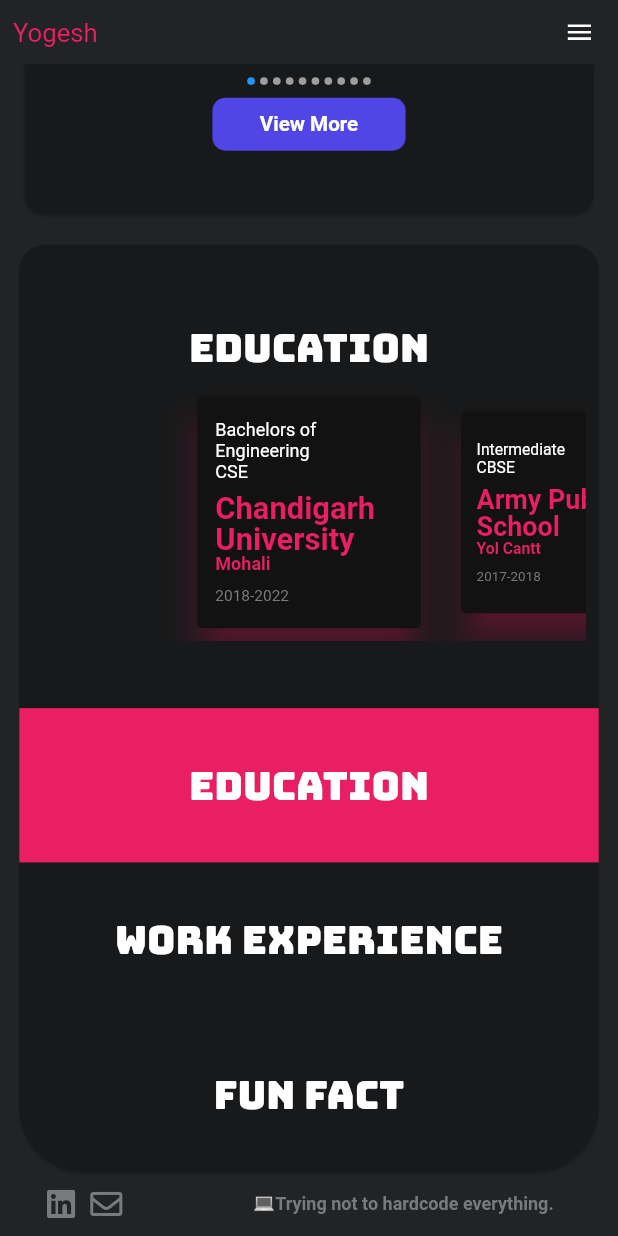
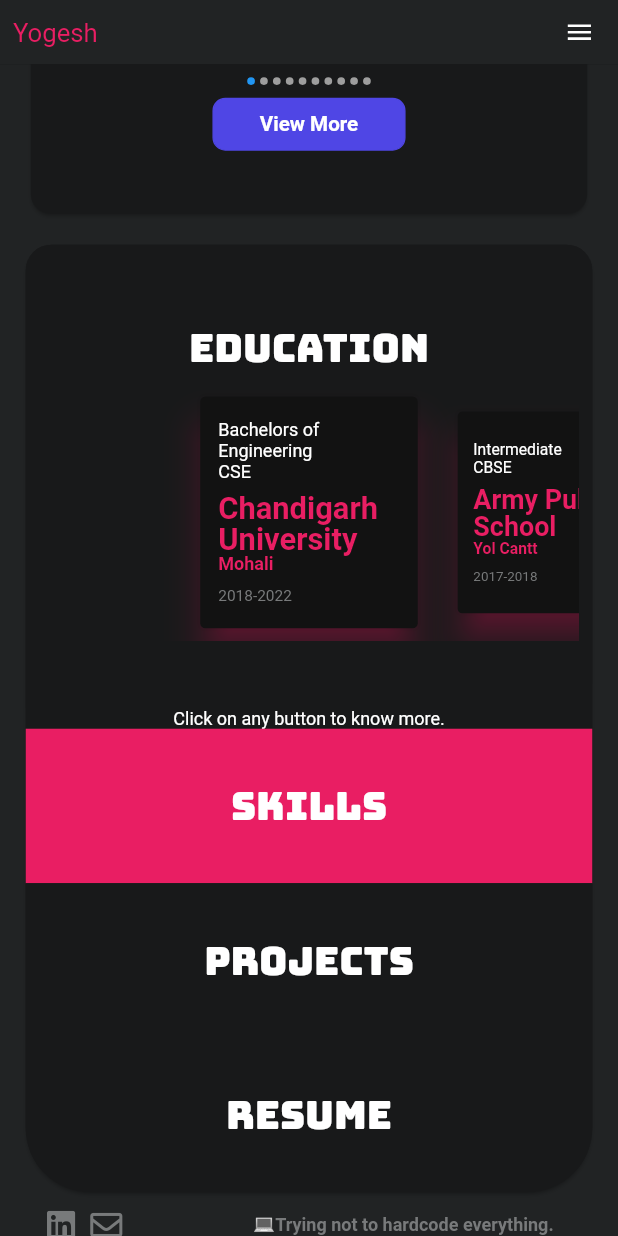
Before and after one commit to Yogeshk4124/yogeshk4124.github.io, a Flutter app: the PageOutlook screen opened directly, scrolled down 2605 dp, on a phone screen of 412 x 824 dp. Run offline on Flutter 3.47's test engine with Material 2 defaults, Android fonts, the phone set to English and light mode, and no system bars; drawn by our look-alikes of carousel_slider, flutter_image_slideshow; our stand-ins replace animated_text_kit, fl_chart, font_awesome_flutter, google_fonts, responsive_framework, webview_flutter; missing offline and left inert: syncfusion_flutter_pdfviewer, universal_html; network calls fail; Roboto replaces fonts that are missing (EmojiOne).

Commit message:
CustomRadioItem code clean up
Navbar Items and Tab item created and remove some unnecessary imports and code

```diff
--- /dev/null
+++ b/lib/Components/InfoSection/CustomTab.dart
@@ -0,0 +1,119 @@
+import 'package:flutter/material.dart';
+import 'package:google_fonts/google_fonts.dart';
+import 'package:portfolio/Utility/Constants.dart';
+import 'package:portfolio/Utility/keys.dart';
+
+class CustomTabButtons extends StatefulWidget {
+  @override
+  createState() {
+    return new CustomTabButtonsState();
+  }
+}
+
+class CustomTabButtonsState extends State<CustomTabButtons> {
+  List<RadioTab> sampleData = [];
+
+  @override
+  void initState() {
+    super.initState();
+    sampleData.add(new RadioTab(
+      true,
+      false,
+      'Skills',
+    ));
+    sampleData.add(new RadioTab(
+      false,
+      false,
+      'Projects',
+    ));
+    sampleData.add(new RadioTab(
+      false,
+      false,
+      'Resume',
+    ));
+  }
+
+  @override
+  Widget build(BuildContext context) {
+    return Column(
+      children: [
+        Visibility(
+          visible: MediaQuery.of(context).size.width < 860,
+          child: Container(
+            child: Text(
+              'Click on any button to know more.',
+              style: TextStyle(color: kWhite),
+            ),
+          ),
+        ),
+        for (int index = 0; index < sampleData.length.toInt(); index++)
+          InkWell(
+            onTap: () {
+              setState(() {
+                sampleData.forEach((element) => element.isSelected = false);
+                sampleData[index].isSelected = true;
+              });
+              infoPanelKey.currentState!.changeOption(index + 1);
+            },
+            onHover: (c) {
+              setState(() {
+                if (c && sampleData[index].isSelected != true) {
+                  sampleData[index].isHover = true;
+                } else {
+                  sampleData[index].isHover = false;
+                }
+              });
+            },
+            child: RadioTabItem(sampleData[index], index),
+          ),
+      ],
+    );
+  }
+}
+
+class RadioTabItem extends StatelessWidget {
+  final RadioTab _item;
+  final int index;
+  RadioTabItem(this._item, this.index);
+  @override
+  Widget build(BuildContext context) {
+    return Container(
+      width: MediaQuery.of(context).size.width < 860 ? double.maxFinite : 400,
+      height: 120,
+      alignment: Alignment.center,
+      decoration: BoxDecoration(
+        color: _item.isSelected ? kPink : kCardBackground,
+        borderRadius: BorderRadius.only(
+          bottomLeft: index == 2 ? Radius.circular(50) : Radius.circular(0),
+          topLeft: MediaQuery.of(context).size.width > 960 && index == 0
+              ? Radius.circular(50)
+              : Radius.circular(0),
+          bottomRight: MediaQuery.of(context).size.width < 960 && index == 2
+              ? Radius.circular(50)
+              : Radius.circular(0),
+        ),
+      ),
+      child: Text(
+        _item.buttonText,
+        style: GoogleFonts.bungee(
+            color: _item.isSelected
+                ? kWhite
+                : _item.isHover
+                    ? kPink
+                    : kWhite,
+            fontSize: 30),
+      ),
+    );
+  }
+}
+
+class RadioTab {
+  bool isSelected, isHover;
+  final String buttonText;
+
+  RadioTab(
+    this.isSelected,
+    this.isHover,
+    this.buttonText,
+  );
+}
--- a/lib/Components/InfoSection/InfoTabItem.dart
+++ /dev/null
@@ -1,104 +0,0 @@
-import 'package:flutter/material.dart';
-import 'package:google_fonts/google_fonts.dart';
-import 'package:portfolio/Pages/SkillsPage.dart';
-
-import '../../Utility/Constants.dart';
-import '../../Utility/keys.dart';
-
-class InfoTabItem extends StatefulWidget {
-  final String text;
-  final int idx;
-  final bool selected;
-  const InfoTabItem({
-    Key? key,
-    required this.text,
-    required this.idx,
-    required this.selected,
-  }) : super(key: key);
-
-  @override
-  InfoTabItemState createState() => InfoTabItemState();
-}
-
-class InfoTabItemState extends State<InfoTabItem> {
-  Color bg = kCardBackground, fg = kWhite;
-
-  @override
-  void initState() {
-    // TODO: implement initState
-    if (widget.selected) setSelected(true);
-    super.initState();
-  }
-
-  setSelected(bool c) {
-    setState(() {
-      if (c) {
-        bg = Colors.pink;
-        fg = kWhite;
-      } else {
-        fg = kWhite;
-        bg = kCardBackground;
-      }
-    });
-  }
-
-  @override
-  Widget build(BuildContext context) {
-    bool LessWidthMQ(double x) {
-      return MediaQuery.of(context).size.width < x;
-    }
-
-    return InkWell(
-      onTap: () {
-        eventHub.fire('reset', widget.idx);
-        infoPanelKey.currentState!.changeOption(widget.idx);
-        if (widget.idx == 1)
-          k1.currentState!.setSelected(true);
-        else
-          k1.currentState!.setSelected(false);
-        if (widget.idx == 2)
-          k2.currentState!.setSelected(true);
-        else
-          k2.currentState!.setSelected(false);
-        if (widget.idx == 3)
-          k3.currentState!.setSelected(true);
-        else
-          k3.currentState!.setSelected(false);
-        // homeKey.currentState!.setState(() {
-        // homeKey.currentState!.changeOption(widget.idx);
-        // });
-      },
-      onHover: (inside) {
-        if (inside && bg == black) {
-          setSelected(true);
-        } else if (!widget.selected) {
-          // print('run');
-          setSelected(false);
-        }
-      },
-      child: Container(
-        width: LessWidthMQ(860) ? double.maxFinite : 400,
-        height: 120,
-        alignment: Alignment.center,
-        decoration: BoxDecoration(
-          color: bg,
-          borderRadius: BorderRadius.only(
-            bottomLeft:
-                widget.idx == 3 ? Radius.circular(50) : Radius.circular(0),
-            topLeft: MediaQuery.of(context).size.width > 960 && widget.idx == 1
-                ? Radius.circular(50)
-                : Radius.circular(0),
-            bottomRight:
-                MediaQuery.of(context).size.width < 960 && widget.idx == 3
-                    ? Radius.circular(50)
-                    : Radius.circular(0),
-          ),
-        ),
-        child: Text(
-          widget.text,
-          style: GoogleFonts.bungee(color: fg, fontSize: 30),
-        ),
-      ),
-    );
-  }
-}
--- a/lib/Components/NavBar.dart
+++ b/lib/Components/NavBar.dart
@@ -2,11 +2,8 @@ import 'package:animations/animations.dart';
 import 'package:flutter/cupertino.dart';
 import 'package:flutter/material.dart';
 import 'package:google_fonts/google_fonts.dart';
-import 'package:portfolio/Components/Buttons/RadioButton.dart';
-import 'package:portfolio/Models/project.dart';
-import 'package:portfolio/Pages/ProjectsPage.dart';
+import 'package:portfolio/Components/Buttons/CustomNavButtons.dart';
 import 'package:portfolio/Pages/SkillsPage.dart';
-import 'package:portfolio/Utility/Constants.dart';
 import 'package:portfolio/Utility/keys.dart';
 
 class NavBar extends StatefulWidget {
--- a/lib/Pages/AnimatedSkillDisplay.dart
+++ b/lib/Pages/AnimatedSkillDisplay.dart
@@ -2,7 +2,6 @@ import 'dart:async';
 import 'dart:math' as math;
 
 import 'package:flutter/material.dart';
-import 'package:flutter_page_transition/transition_effect.dart';
 import 'package:font_awesome_flutter/font_awesome_flutter.dart';
 import 'package:google_fonts/google_fonts.dart';
 import 'package:portfolio/Components/Buttons/PositionedInkWell.dart';
--- a/lib/Pages/MyHomePage.dart
+++ b/lib/Pages/MyHomePage.dart
@@ -8,13 +8,9 @@ import 'package:flutter_image_slideshow/flutter_image_slideshow.dart';
 import 'package:google_fonts/google_fonts.dart';
 import 'package:portfolio/Components/Buttons/CustomButton.dart';
 import 'package:portfolio/Components/Footer.dart';
+import 'package:portfolio/Components/InfoSection/CustomTab.dart';
 import 'package:portfolio/Components/InfoSection/InfoPanel.dart';
-import 'package:portfolio/Components/InfoSection/InfoTabItem.dart';
-import 'package:portfolio/Models/project.dart';
 import 'package:portfolio/Utility/Utility.dart';
-
-import './SkillsPage.dart';
-import '../Components/NavBar.dart';
 import '../Utility/Constants.dart';
 import '../Utility/keys.dart';
 
@@ -37,15 +33,6 @@ class MyHomePageState extends State<MyHomePage> {
     "I can fix your bug and hack your friend's Instagram but can't fix your coffee machine.",
   ];
   int option = 1;
-  @override
-  void initState() {
-    super.initState();
-    eventHub.on('reset', (idx) {
-      setState(() {
-        option = idx;
-      });
-    });
-  }
 
   @override
   Widget build(BuildContext context) {
@@ -54,28 +41,7 @@ class MyHomePageState extends State<MyHomePage> {
     }
 
     aim = [
-      Column(
-        children: [
-          InfoTabItem(
-            text: 'Education',
-            idx: 1,
-            selected: option == 1,
-            key: k1,
-          ),
-          InfoTabItem(
-            text: 'Work Experience',
-            idx: 2,
-            selected: option == 2,
-            key: k2,
-          ),
-          InfoTabItem(
-            text: 'Fun Fact',
-            idx: 3,
-            selected: option == 3,
-            key: k3,
-          ),
-        ],
-      ),
+      CustomTabButtons(),
       InfoPanel(key: infoPanelKey, opt: option),
     ];
     List<Widget> icons = [
@@ -234,7 +200,7 @@ class MyHomePageState extends State<MyHomePage> {
             Container(
               margin: EdgeInsets.symmetric(
                   horizontal:
-                      MediaQuery.of(context).size.width > 700 ? 40 : 15),
+                      MediaQuery.of(context).size.width > 860 ? 15 : 20),
               child: GridView.builder(
                   primary: false,
                   scrollDirection: Axis.vertical,
@@ -262,8 +228,8 @@ class MyHomePageState extends State<MyHomePage> {
             Card(
               margin: EdgeInsets.only(
                   top: 20,
-                  left: MediaQuery.of(context).size.width < 700 ? 15 : 0,
-                  right: MediaQuery.of(context).size.width < 700 ? 15 : 0),
+                  left: MediaQuery.of(context).size.width < 860 ? 20 : 0,
+                  right: MediaQuery.of(context).size.width < 860 ? 20 : 0),
               color: kCardBackground,
               shape: RoundedRectangleBorder(
                 borderRadius: BorderRadius.only(
--- a/lib/Pages/PageOutlook.dart
+++ b/lib/Pages/PageOutlook.dart
@@ -8,7 +8,6 @@ import 'package:portfolio/Pages/ProjectsPage.dart';
 import 'package:portfolio/Pages/Resume.dart';
 import 'package:portfolio/Utility/Constants.dart';
 import 'package:portfolio/Utility/keys.dart';
-import 'package:portfolio/main.dart';
 
 import 'SkillsPage.dart';
 
@@ -22,7 +21,6 @@ class PageOutlook extends StatefulWidget {
 const s = "HomePage";
 // ignore: non_constant_identifier_names
 var HomePage = MyHomePage(
-  key: homeKey,
   title: s,
 );
 var ProjectPage = Projects(
--- a/lib/Utility/Constants.dart
+++ b/lib/Utility/Constants.dart
@@ -1,11 +1,9 @@
-import 'package:event_hub/event_hub.dart';
 import 'package:flutter/material.dart';
 import 'package:portfolio/Models/InfoPanelModels.dart';
 import 'package:portfolio/Models/Skill.dart';
 
 import '../Models/project.dart';
 
-EventHub eventHub = EventHub();
 Map<String, Skill> mySkills = {
   'Python': Skill(
     title: [
--- a/lib/Utility/keys.dart
+++ b/lib/Utility/keys.dart
@@ -1,23 +1,15 @@
 import 'package:flutter/cupertino.dart';
-import 'package:portfolio/Components/NavBar.dart';
 import 'package:portfolio/Pages/PageOutlook.dart';
 import 'package:portfolio/Pages/ProjectsPage.dart';
 import 'package:portfolio/Pages/AnimatedSkillDisplay.dart';
 import 'package:syncfusion_flutter_pdfviewer/pdfviewer.dart';
 
 import '../Components/InfoSection/InfoPanel.dart';
-import '../Components/InfoSection/InfoTabItem.dart';
-import '../Pages/MyHomePage.dart';
 
 final GlobalKey<SfPdfViewerState> pdfViewerKey = GlobalKey();
 
-GlobalKey<MyHomePageState> homeKey = GlobalKey<MyHomePageState>();
 GlobalKey<PageOutlookState> POKey = GlobalKey<PageOutlookState>();
 GlobalKey<InfoPanelState> infoPanelKey = GlobalKey<InfoPanelState>();
 GlobalKey<ProjectsState> projectKey = GlobalKey<ProjectsState>();
-GlobalKey<InfoTabItemState> k1 = GlobalKey<InfoTabItemState>();
-GlobalKey<InfoTabItemState> k2 = GlobalKey<InfoTabItemState>();
-GlobalKey<InfoTabItemState> k3 = GlobalKey<InfoTabItemState>();
-
 GlobalKey<AnimatedSkillDisplayState> skillKey =
     GlobalKey<AnimatedSkillDisplayState>();
--- a/pubspec.yaml
+++ b/pubspec.yaml
@@ -30,13 +30,11 @@ dependencies:
   responsive_framework: ^0.1.4
   font_awesome_flutter: ^9.1.0
   flutter_animation_progress_bar: ^2.0.0
-  flutter_page_transition: ^0.1.6
   fl_chart: ^0.36.3
   google_fonts: ^2.1.0
   animated_text_kit: ^4.2.1
   ionicons: ^0.1.2
   carousel_slider: ^4.0.0
-  event_hub: ^0.1.1
   webview_flutter: ^2.0.12
   universal_platform: ^1.0.0+1
   flutter_downloader: ^1.6.1
```
Also changed, not shown: lib/main.dart (+9 -34 lines), lib/Components/Buttons/CustomNavButtons.dart (renamed from lib/Components/Buttons/RadioButton.dart), pubspec.lock.
